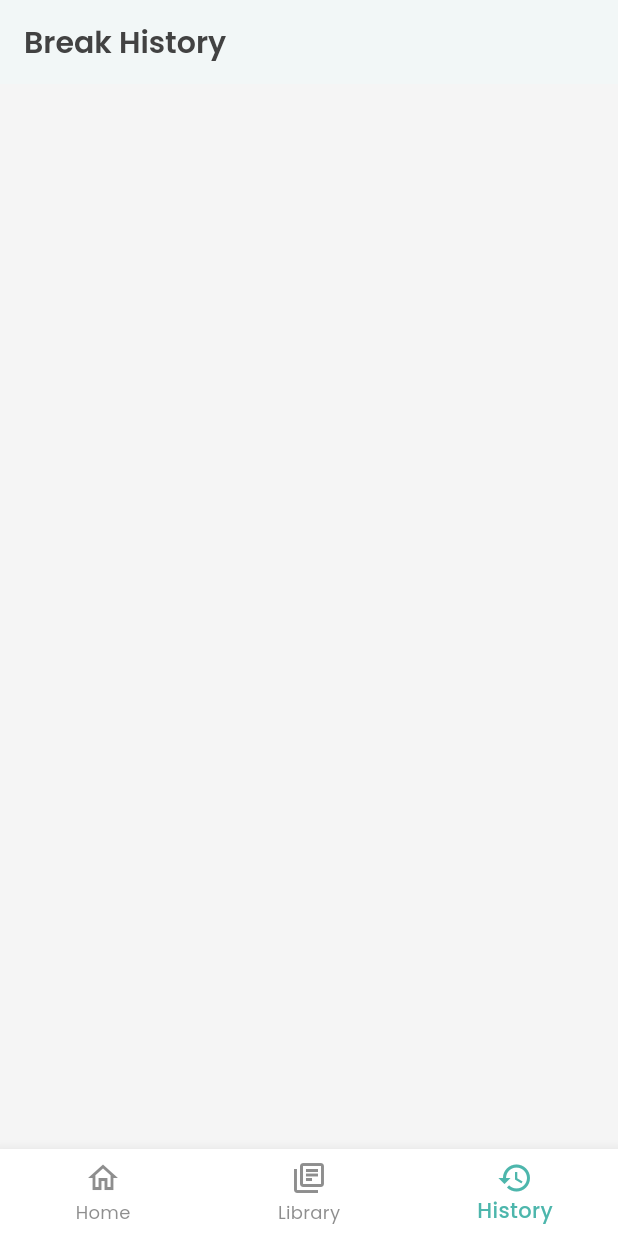
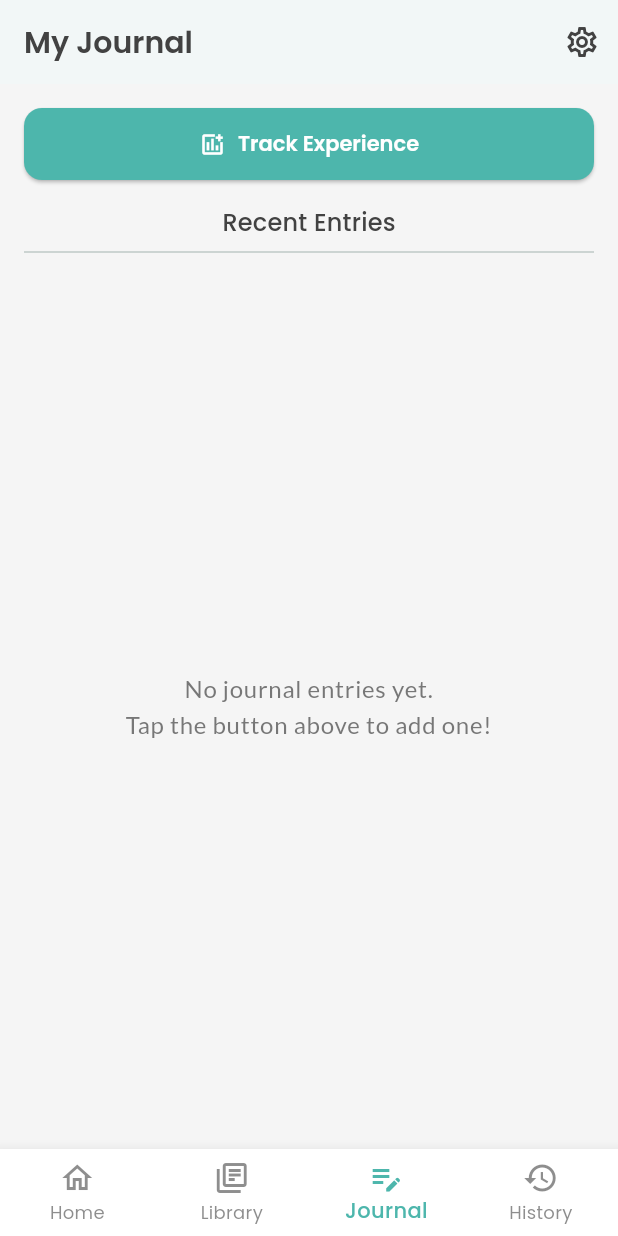
Before and after one commit to chagall04/clarity-break, a Flutter app: the screen it shows after launch, item 3 of the bottom bar chosen, on a phone screen of 412 x 824 dp. Run offline on Flutter 3.47's test engine with Material 3 defaults, Android fonts, the phone set to English and light mode, and no system bars; our stand-ins replace another_flutter_splash_screen, flutter_markdown, google_fonts, shared_preferences.

Commit message:
Implement refined Journal feature with dynamic tracking

```diff
--- /dev/null
+++ b/lib/models/journal_entry.dart
@@ -0,0 +1,88 @@
+// lib/models/journal_entry.dart
+
+// Enum to define the type of journal entry
+enum JournalEntryType { checkIn, usage, abstinence }
+
+// Unified model for all journal entry types
+class JournalEntry {
+  final String id; // Unique ID for each entry
+  final DateTime date;
+  final JournalEntryType entryType;
+
+  // Check-in specific fields (nullable)
+  final int? moodRating; // e.g., 1-5
+  final List<String>? changesNoticed; // List of tags like "+Clear Mind", "-Irritability"
+  final bool? cravingsPresentCheckin; // Simple Yes/No for check-in
+
+  // Usage specific fields (nullable)
+  final String? usageAmount; // "Low", "Medium", "High"
+  final String? usageType; // "Flower", "Vape", etc.
+  final String? usagePotency; // "Low", "Medium", "High"
+  final List<String>? usageEffects; // List of tags like "Relaxed", "Creative"
+  final int? moodRatingUsage; // Separate mood rating associated with usage
+
+  // Abstinence specific fields (nullable)
+  final bool? cravingsPresentAbstinence; // Yes/No/Maybe for non-use days
+
+  // Common field
+  final String notes;
+
+  JournalEntry({
+    required this.id,
+    required this.date,
+    required this.entryType,
+    this.moodRating,
+    this.changesNoticed,
+    this.cravingsPresentCheckin,
+    this.usageAmount,
+    this.usageType,
+    this.usagePotency,
+    this.usageEffects,
+    this.moodRatingUsage,
+    this.cravingsPresentAbstinence,
+    this.notes = '',
+  });
+
+  // --- JSON Serialization ---
+  Map<String, dynamic> toJson() => {
+    'id': id,
+    'date': date.toIso8601String(),
+    'entryType': entryType.name, // Store enum name as string
+    'moodRating': moodRating,
+    'changesNoticed': changesNoticed,
+    'cravingsPresentCheckin': cravingsPresentCheckin,
+    'usageAmount': usageAmount,
+    'usageType': usageType,
+    'usagePotency': usagePotency,
+    'usageEffects': usageEffects,
+    'moodRatingUsage': moodRatingUsage,
+    'cravingsPresentAbstinence': cravingsPresentAbstinence,
+    'notes': notes,
+  };
+
+  // --- JSON Deserialization ---
+  factory JournalEntry.fromJson(Map<String, dynamic> json) {
+    // Helper to safely parse enum string
+    JournalEntryType parseEntryType(String? name) {
+      return JournalEntryType.values
+          .firstWhere((e) => e.name == name, orElse: () => JournalEntryType.checkIn); // Default or throw error
+    }
+
+    return JournalEntry(
+      id: json['id'] as String? ?? DateTime.now().millisecondsSinceEpoch.toString(), // Provide default ID if missing
+      date: DateTime.parse(json['date'] as String),
+      entryType: parseEntryType(json['entryType'] as String?),
+      moodRating: json['moodRating'] as int?,
+      // Ensure lists are parsed correctly (List<dynamic> -> List<String>)
+      changesNoticed: (json['changesNoticed'] as List<dynamic>?)?.map((item) => item as String).toList(),
+      cravingsPresentCheckin: json['cravingsPresentCheckin'] as bool?,
+      usageAmount: json['usageAmount'] as String?,
+      usageType: json['usageType'] as String?,
+      usagePotency: json['usagePotency'] as String?,
+      usageEffects: (json['usageEffects'] as List<dynamic>?)?.map((item) => item as String).toList(),
+      moodRatingUsage: json['moodRatingUsage'] as int?,
+      cravingsPresentAbstinence: json['cravingsPresentAbstinence'] as bool?,
+      notes: json['notes'] as String? ?? '',
+    );
+  }
+}
--- /dev/null
+++ b/lib/screens/journal_screen.dart
@@ -0,0 +1,120 @@
+// lib/screens/journal_screen.dart
+import 'package:flutter/material.dart';
+import 'package:provider/provider.dart';
+import 'package:intl/intl.dart'; // Date formatting
+import '../providers/break_provider.dart'; // To check break status
+import '../services/journal_service.dart'; // To load/save entries
+import '../models/journal_entry.dart'; // Entry model
+import '../widgets/journal_entry_dialog.dart'; // Dialog for adding entries
+import '../widgets/journal_entry_card.dart'; // Widget to display each entry
+
+class JournalScreen extends StatefulWidget {
+  const JournalScreen({super.key});
+
+  @override
+  State<JournalScreen> createState() => _JournalScreenState();
+}
+
+class _JournalScreenState extends State<JournalScreen> {
+  final JournalService _journalService = JournalService();
+  Future<List<JournalEntry>>? _entriesFuture;
+
+  @override
+  void initState() {
+    super.initState();
+    _loadEntries(); // Load entries when screen initializes
+  }
+
+  // Method to load or reload journal entries
+  void _loadEntries() {
+    setState(() {
+      _entriesFuture = _journalService.getJournalEntries();
+    });
+  }
+
+  // Function to show the correct entry dialog
+  Future<void> _showEntryDialog(bool isOnBreak) async {
+    // Call the new universal dialog function (we'll create this next)
+    final newEntry = await showJournalEntryDialog(context, isOnBreak: isOnBreak);
+    if (newEntry != null && mounted) {
+      await _journalService.addJournalEntry(newEntry);
+      _loadEntries(); // Refresh list
+    }
+  }
+
+  @override
+  Widget build(BuildContext context) {
+    final theme = Theme.of(context);
+    // Watch break provider to determine which button/dialog to show
+    final breakProvider = context.watch<BreakProvider>();
+    final bool isOnBreak = breakProvider.currentBreak.isActive;
+
+    return Scaffold(
+      // AppBar handled by MainScreen
+      body: RefreshIndicator(
+        onRefresh: () async => _loadEntries(), // Pull to refresh
+        child: Column( // Use Column for button + list
+          children: [
+            Padding(
+              padding: const EdgeInsets.all(16.0),
+              child: ElevatedButton.icon(
+                icon: Icon(isOnBreak ? Icons.checklist_rtl_outlined : Icons.add_chart_outlined),
+                label: Text(isOnBreak ? 'Daily Check-in' : 'Track Experience'),
+                onPressed: () => _showEntryDialog(isOnBreak), // Show the relevant dialog
+                style: ElevatedButton.styleFrom(
+                  minimumSize: const Size(double.infinity, 48), // Make button wide
+                ),
+              ),
+            ),
+            // --- Guidance Card (Conditional) ---
+            // TODO: Implement logic to show guidance card only after break ends
+            // if (showGuidance) ...[
+            //   Card(...)
+            // ],
+
+            Padding(
+              padding: const EdgeInsets.symmetric(horizontal: 16.0),
+              child: Text('Recent Entries', style: theme.textTheme.titleMedium),
+            ),
+            const Divider(indent: 16, endIndent: 16),
+
+            // --- Entries List ---
+            Expanded( // Make the list take remaining space
+              child: FutureBuilder<List<JournalEntry>>(
+                future: _entriesFuture,
+                builder: (context, snapshot) {
+                  if (snapshot.connectionState == ConnectionState.waiting && !snapshot.hasData) {
+                    return const Center(child: CircularProgressIndicator());
+                  } else if (snapshot.hasError) {
+                    return Center(child: Text('Error loading entries: ${snapshot.error}', style: TextStyle(color: theme.colorScheme.error)));
+                  } else if (!snapshot.hasData || snapshot.data!.isEmpty) {
+                    return Center(
+                      child: Padding(
+                        padding: const EdgeInsets.all(20.0),
+                        child: Text(
+                          'No journal entries yet.\nTap the button above to add one!',
+                          textAlign: TextAlign.center,
+                          style: theme.textTheme.bodyLarge?.copyWith(color: theme.colorScheme.onBackground.withOpacity(0.7)),
+                        ),
+                      ),
+                    );
+                  } else {
+                    final entries = snapshot.data!;
+                    return ListView.builder(
+                      padding: const EdgeInsets.fromLTRB(8.0, 0, 8.0, 8.0), // Adjust padding
+                      itemCount: entries.length,
+                      itemBuilder: (context, index) {
+                        // Use a dedicated widget to display each entry type nicely
+                        return JournalEntryCard(entry: entries[index]);
+                      },
+                    );
+                  }
+                },
+              ),
+            ),
+          ],
+        ),
+      ),
+    );
+  }
+}
--- a/lib/screens/main_screen.dart
+++ b/lib/screens/main_screen.dart
@@ -2,16 +2,20 @@
 import 'package:flutter/material.dart';
 import 'home_screen.dart';        // Screen for the 'Home' tab
 import 'library_screen.dart';    // Screen for the 'Library' tab
+import 'journal_screen.dart';    // Screen for the 'Journal' tab
 import 'history_screen.dart';    // Screen for the 'History' tab
+// import 'settings_screen.dart'; // <<<=== REMOVED IMPORT (file doesn't exist yet)
 
 // This widget manages the main app layout with BottomNavigationBar
 class MainScreen extends StatefulWidget {
-  const MainScreen({super.key});
+  const MainScreen({super.key}); // Keep constructor const
 
+  // *** FIX: Added missing createState override ***
   @override
   State<MainScreen> createState() => _MainScreenState();
 }
 
+// State class for MainScreen
 class _MainScreenState extends State<MainScreen> {
   int _selectedIndex = 0; // Index of the currently selected tab
 
@@ -19,6 +23,7 @@ class _MainScreenState extends State<MainScreen> {
   static const List<Widget> _widgetOptions = <Widget>[
     HomeScreen(),
     LibraryScreen(),
+    JournalScreen(), // Added Journal Screen
     HistoryScreen(),
   ];
 
@@ -26,6 +31,7 @@ class _MainScreenState extends State<MainScreen> {
   static const List<String> _appBarTitles = <String>[
     'Clarity Break', // Title for Home tab
     'Knowledge Library', // Title for Library tab
+    'My Journal', // Title for Journal Tab
     'Break History', // Title for History tab
   ];
 
@@ -39,37 +45,62 @@ class _MainScreenState extends State<MainScreen> {
   @override
   Widget build(BuildContext context) {
     return Scaffold(
-      // AppBar displays title based on the selected tab
       appBar: AppBar(
         title: Text(_appBarTitles[_selectedIndex]),
+        actions: [
+          IconButton(
+            icon: const Icon(Icons.settings_outlined),
+            tooltip: 'Settings',
+            // *** FIX: Added required onPressed callback ***
+            onPressed: () {
+              // TODO: Navigate to SettingsScreen when created
+              // Navigator.push(
+              //   context,
+              //   MaterialPageRoute(builder: (context) => const SettingsScreen()),
+              // );
+              ScaffoldMessenger.of(context).showSnackBar(
+                  const SnackBar(content: Text('Settings screen not implemented yet!'), duration: Duration(seconds: 2))
+              ); // Placeholder action
+            },
+          ),
+        ],
         // AppBar theme is inherited from main.dart
       ),
-      // Body displays the screen widget for the current index
+      // Body uses IndexedStack for smoother tab switching
       body: Center(
-        child: _widgetOptions.elementAt(_selectedIndex),
+        child: IndexedStack(
+          index: _selectedIndex,
+          children: _widgetOptions,
+        ),
       ),
       // Bottom navigation bar for switching sections
       bottomNavigationBar: BottomNavigationBar(
+        type: BottomNavigationBarType.fixed, // Needed for 4+ items
         items: const <BottomNavigationBarItem>[
           BottomNavigationBarItem(
-            icon: Icon(Icons.home_outlined), // Default icon
-            activeIcon: Icon(Icons.home),     // Icon when selected
-            label: 'Home',                   // Tab label
+            icon: Icon(Icons.home_outlined),
+            activeIcon: Icon(Icons.home),
+            label: 'Home',
           ),
           BottomNavigationBarItem(
             icon: Icon(Icons.library_books_outlined),
             activeIcon: Icon(Icons.library_books),
             label: 'Library',
           ),
-          BottomNavigationBarItem(
+          BottomNavigationBarItem( // Journal Tab
+            icon: Icon(Icons.edit_note_outlined),
+            activeIcon: Icon(Icons.edit_note),
+            label: 'Journal',
+          ),
+          BottomNavigationBarItem( // History Tab
             icon: Icon(Icons.history_outlined),
             activeIcon: Icon(Icons.history),
             label: 'History',
           ),
         ],
-        currentIndex: _selectedIndex, // Highlight the current tab
-        onTap: _onItemTapped, // Set the callback for tap events
-        // Theme for colors/styles is inherited from main.dart
+        currentIndex: _selectedIndex,
+        onTap: _onItemTapped,
+        // Theme is inherited from main.dart
       ),
     );
   }
--- a/pubspec.yaml
+++ b/pubspec.yaml
@@ -43,6 +43,7 @@ dependencies:
   cupertino_icons: ^1.0.8
   flutter_markdown: ^0.7.7
   another_flutter_splash_screen: ^1.2.1
+  uuid: ^4.5.1
 
 dev_dependencies:
   flutter_test:
```
Also changed, not shown: lib/services/journal_service.dart (added, +86 -0 lines), lib/widgets/journal_entry_card.dart (added, +130 -0 lines), lib/widgets/journal_entry_dialog.dart (added, +257 -0 lines), pubspec.lock.
